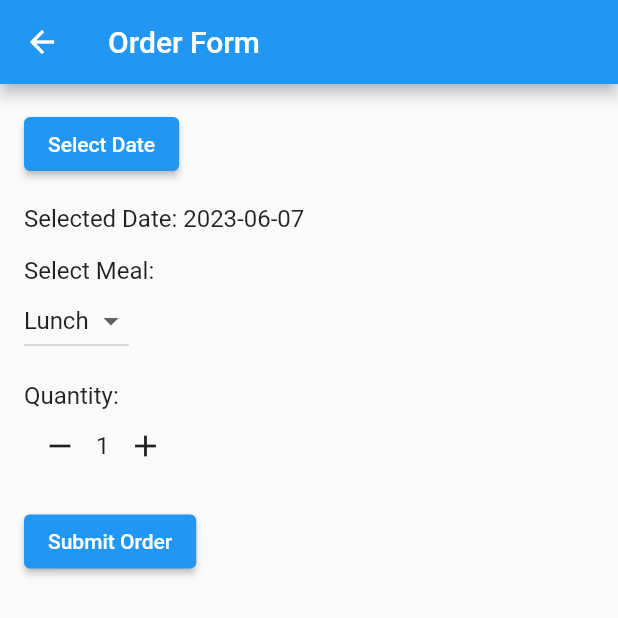
After one commit to vijit-saxena/protoFood, a Flutter app: the ExtraTiffinView screen opened directly, on a phone screen of 412 x 824 dp, the top half of it. The commit adds this screen. Run offline on Flutter 3.47's test engine with Material 2 defaults, Android fonts, the phone set to English and light mode, and no system bars; our stand-ins replace firebase_auth, firebase_core, geolocator, google_maps_flutter, lottie, pinput; missing offline and left inert: razorpay_flutter; accounts and stored records are empty; network calls fail.

Commit message:
Extra Tiffin Process

```diff
--- /dev/null
+++ b/lib/data_models/extra_tiffin_data_model.dart
@@ -0,0 +1,46 @@
+class ExtraTiffinDataModel {
+  final String extraId;
+  final String userId;
+  final String tiffinId;
+  final String date;
+  final String meal;
+  final int quantity;
+  final String paymentId;
+  final String timeCreated;
+
+  ExtraTiffinDataModel({
+    required this.extraId,
+    required this.userId,
+    required this.tiffinId,
+    required this.date,
+    required this.meal,
+    required this.quantity,
+    required this.paymentId,
+    required this.timeCreated,
+  });
+
+  factory ExtraTiffinDataModel.fromJson(Map<String, dynamic> json) {
+    return ExtraTiffinDataModel(
+        extraId: json["extraId"],
+        userId: json["userId"],
+        tiffinId: json["tiffinId"],
+        date: json["date"],
+        meal: json["meal"],
+        quantity: json["quantity"],
+        paymentId: json["paymentId"],
+        timeCreated: json["timeCreated"]);
+  }
+
+  Map<String, dynamic> toJson() {
+    return {
+      "extraId": extraId,
+      "userId": userId,
+      "tiffinId": tiffinId,
+      "date": date,
+      "meal": meal,
+      "quantity": quantity,
+      "paymentId": paymentId,
+      "timeCreated": timeCreated,
+    };
+  }
+}
--- a/lib/dataplane/dataplane_service.dart
+++ b/lib/dataplane/dataplane_service.dart
@@ -1,12 +1,15 @@
 import "dart:convert";
 
+import "package:flutter/material.dart";
 import "package:protofood/config/constants.dart";
 import "package:http/http.dart" as http;
+import "package:protofood/data_models/extra_tiffin_data_model.dart";
 import "package:protofood/data_models/location_data_model.dart";
 import "package:protofood/data_models/payment_data_model.dart";
 import "package:protofood/data_models/subscription_data_model.dart";
 import "package:protofood/data_models/taste_tiffin_data_model.dart";
 import "package:protofood/data_models/tiffin_data_model.dart";
+import "package:protofood/data_models/user_data_model";
 
 class DataplaneService {
   static Future<void> addNewUser(String firstName, String lastName,
@@ -29,6 +32,32 @@ class DataplaneService {
     );
 
     print("Add User response status is : ${response.statusCode}");
+  }
+
+  static Future<String> getUserActiveTiffinId(String userPhoneNumber) async {
+    var endpoint =
+        Uri.parse(_getFetchUserActiveTiffinApiEndpoint(userPhoneNumber));
+
+    http.Response response = await http.get(
+      endpoint,
+      headers: baseHeaders,
+    );
+
+    print("User-Tiffin-Id response status is : ${response.statusCode}");
+    return response.body;
+  }
+
+  static Future<UserDataModel?> getUserWithPhoneNumber(
+      String userPhoneNumber) async {
+    var endpoint = Uri.parse(_getFetchUserApiEndpoint());
+
+    http.Response response = await http.get(
+      endpoint,
+      headers: baseHeaders,
+    );
+    print("Fetch User response body is : ${response.body}");
+
+    return UserDataModel.fromMap(json.decode(response.body));
   }
 
   static Future<void> addNewLocation(
@@ -146,6 +175,24 @@ class DataplaneService {
     print("Added Tiffin response status is : ${response.statusCode}");
   }
 
+  static Future<void> addNewExtraTiffinRecord(
+      ExtraTiffinDataModel model) async {
+    var body = json.encode(model.toJson());
+    var endpoint = Uri.parse(_getAddExtraTiffinRecordApiEndpoint());
+
+    http.Response response = await http.post(
+      endpoint,
+      headers: baseHeaders,
+      body: body,
+    );
+
+    print("Added Extra-Tiffin response status is : ${response.statusCode}");
+  }
+
+  static String _getAddExtraTiffinRecordApiEndpoint() {
+    return "$baseUrl/addExtraTiffinRecord";
+  }
+
   static String _getAddTiffinRecordApiEndpoint() {
     return "$baseUrl/addTiffinRecord";
   }
@@ -179,4 +226,12 @@ class DataplaneService {
   static String _getAddUserApiEndpoint() {
     return "$baseUrl/user";
   }
+
+  static String _getFetchUserApiEndpoint() {
+    return "$baseUrl/getUser";
+  }
+
+  static String _getFetchUserActiveTiffinApiEndpoint(String userPhoneNumber) {
+    return "$baseUrl/getUserActiveTiffin?userPhoneNumber=$userPhoneNumber";
+  }
 }
--- /dev/null
+++ b/lib/views/extra_tiffin_view.dart
@@ -0,0 +1,181 @@
+import 'package:flutter/material.dart';
+import 'package:protofood/auth/auth_service.dart';
+import 'package:protofood/config/constants.dart';
+import 'package:protofood/data_models/extra_tiffin_data_model.dart';
+import 'package:protofood/data_models/payment_data_model.dart';
+import 'package:protofood/dataplane/dataplane_service.dart';
+import 'package:protofood/views/payments_view.dart';
+import 'package:uuid/uuid.dart';
+
+class ExtraTiffinView extends StatefulWidget {
+  const ExtraTiffinView({super.key});
+
+  @override
+  State<ExtraTiffinView> createState() => _ExtraTiffinViewState();
+}
+
+class _ExtraTiffinViewState extends State<ExtraTiffinView> {
+  late DateTime _selectedDate;
+  late String _selectedMeal;
+  late int _quantity;
+
+  late final String _userPhoneNumber;
+  late final String _orderId;
+  late final String _tiffinId;
+
+  final List<String> meals = [Meal.Lunch.name, Meal.Dinner.name];
+
+  Future<void> _selectDate(BuildContext context) async {
+    final DateTime? pickedDate = await showDatePicker(
+      context: context,
+      initialDate: _selectedDate,
+      firstDate: DateTime.now(),
+      lastDate: DateTime.now().add(const Duration(days: DateTime.daysPerWeek)),
+    );
+
+    if (pickedDate != null && pickedDate != _selectedDate) {
+      setState(() {
+        _selectedDate = pickedDate;
+      });
+    }
+  }
+
+  @override
+  void initState() {
+    super.initState();
+    _selectedDate = DateTime.now();
+    _selectedMeal = meals[0];
+    _quantity = 1;
+    _loadLocalData();
+  }
+
+  _loadLocalData() async {
+    /*
+    userId, locationId, orderId,
+    */
+    Uuid orderGenerator = const Uuid();
+    _userPhoneNumber = AuthService.firebase().currentUser!.phoneNumber!;
+    _orderId = orderGenerator.v1();
+
+    _tiffinId = await DataplaneService.getUserActiveTiffinId(_userPhoneNumber);
+    print("TIFFIN : $_tiffinId");
+  }
+
+  @override
+  Widget build(BuildContext context) {
+    return Scaffold(
+      appBar: AppBar(
+        title: const Text('Order Form'),
+      ),
+      body: Center(
+        child: Padding(
+          padding: const EdgeInsets.all(16.0),
+          child: Column(
+            crossAxisAlignment: CrossAxisAlignment.start,
+            children: <Widget>[
+              ElevatedButton(
+                onPressed: () => _selectDate(context),
+                child: const Text('Select Date'),
+              ),
+              const SizedBox(height: 16.0),
+              Text(
+                'Selected Date: ${_selectedDate.toString().split(' ')[0]}',
+                style: const TextStyle(fontSize: 16.0),
+              ),
+              const SizedBox(height: 16.0),
+              const Text('Select Meal:', style: TextStyle(fontSize: 16.0)),
+              DropdownButton<String>(
+                value: _selectedMeal,
+                onChanged: (String? newValue) {
+                  setState(() {
+                    _selectedMeal = newValue!;
+                  });
+                },
+                items: meals.map<DropdownMenuItem<String>>((String value) {
+                  return DropdownMenuItem<String>(
+                    value: value,
+                    child: Text(value),
+                  );
+                }).toList(),
+              ),
+              const SizedBox(height: 16.0),
+              const Text('Quantity:', style: TextStyle(fontSize: 16.0)),
+              Row(
+                children: <Widget>[
+                  IconButton(
+                    icon: const Icon(Icons.remove),
+                    onPressed: () {
+                      setState(() {
+                        if (_quantity > 1) {
+                          _quantity--;
+                        }
+                      });
+                    },
+                  ),
+                  Text('$_quantity', style: const TextStyle(fontSize: 16.0)),
+                  IconButton(
+                    icon: const Icon(Icons.add),
+                    onPressed: () {
+                      setState(() {
+                        _quantity++;
+                      });
+                    },
+                  ),
+                ],
+              ),
+              const SizedBox(height: 16.0),
+              ElevatedButton(
+                onPressed: () async {
+                  /*
+                    1. Generate local data (userId, locationId, date, meal, quantity)
+                    2. Redirect to Payments Flow (orderId, amount)
+                    3. Save Taste data (orderId, userId, date, meal, quantity, paymentId, locationId, timeCreated)
+                    4. Save Taste orderId in User
+                    */
+                  var amountInRs = 70 * _quantity;
+
+                  PaymentDataModel response = await Navigator.push(
+                    context,
+                    MaterialPageRoute(
+                      builder: (context) => PaymentsView(
+                        amountInRs: amountInRs,
+                        orderId: _orderId,
+                        action: UserAction.ExtraTiffin,
+                      ),
+                    ),
+                  );
+
+                  print('Payment response : ${response.toJson()}');
+
+                  if (response.status == PaymentStatus.Success.name) {
+                    ExtraTiffinDataModel model = ExtraTiffinDataModel(
+                        extraId: _orderId,
+                        userId: _userPhoneNumber,
+                        tiffinId: _tiffinId,
+                        date: _selectedDate.toIso8601String(),
+                        meal: _selectedMeal,
+                        quantity: _quantity,
+                        paymentId: response.paymentId,
+                        timeCreated: response.timeCreated);
+
+                    await DataplaneService.addNewExtraTiffinRecord(model)
+                        .then((value) => Navigator.pop(context));
+                  } else {
+                    // In case payment fails
+                    /*
+                    1. Log error message
+                    */
+                    print("Payment Failed..");
+                  }
+
+                  print('EXTRA : Order submitted!');
+                },
+                child: const Text('Submit Order'),
+              ),
+            ],
+          ),
+        ),
+      ),
+    );
+  }
+}
```
Also changed, not shown: lib/views/home_view.dart (+8 -0 lines).
